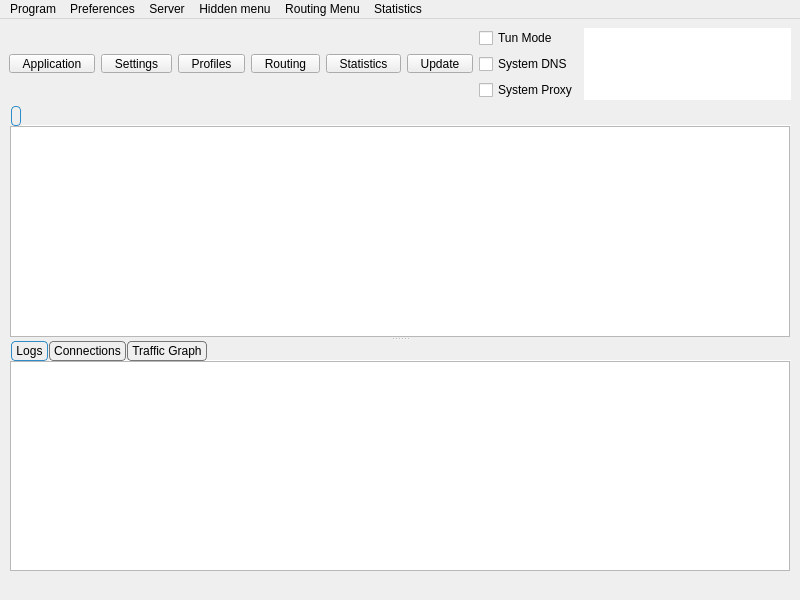
Old version of the form include/ui/mainwindow.ui in the repository javad490/nekoray2024.
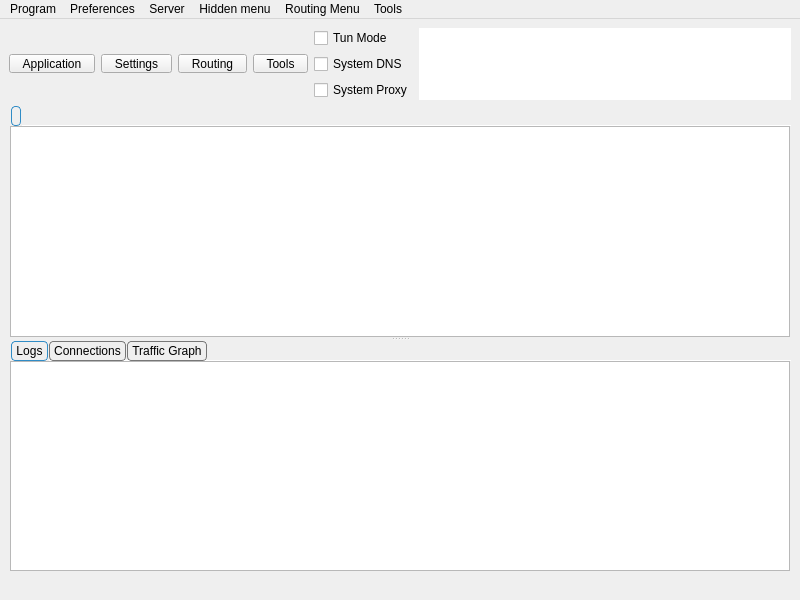
New version of the form. Icons and pictures are not drawn. Custom widgets are drawn as their Qt base class.

Commit message: remove profiles and update button && add tools button && fix some traffic stats issues

Patch:
```diff
--- a/include/ui/mainwindow.ui
+++ b/include/ui/mainwindow.ui
@@ -89,48 +89,8 @@
          <string>Settings</string>
         </property>
         <property name="icon">
-         <iconset theme="b-preferences"/>
-        </property>
-        <property name="iconSize">
-         <size>
-          <width>24</width>
-          <height>24</height>
-         </size>
-        </property>
-        <property name="popupMode">
-         <enum>QToolButton::ToolButtonPopupMode::InstantPopup</enum>
-        </property>
-        <property name="toolButtonStyle">
-         <enum>Qt::ToolButtonStyle::ToolButtonTextUnderIcon</enum>
-        </property>
-       </widget>
-      </item>
-      <item>
-       <widget class="QToolButton" name="toolButton_server">
-        <property name="minimumSize">
-         <size>
-          <width>0</width>
-          <height>0</height>
-         </size>
-        </property>
-        <property name="styleSheet">
-         <string notr="true">QToolButton {
-    padding-left: 8px;
-    padding-right: 8px;
-}
-
-QToolButton::menu-indicator {
-    subcontrol-origin: border;
-    subcontrol-position: bottom right;
-    right: 2px;
-    bottom: 3px;
-}</string>
-        </property>
-        <property name="text">
-         <string>Profiles</string>
-        </property>
-        <property name="icon">
-         <iconset theme="b-network-server"/>
+         <iconset resource="../../res/Throne.qrc">
+          <normaloff>:/icon/b-preferences.png</normaloff>:/icon/b-preferences.png</iconset>
         </property>
         <property name="iconSize">
          <size>
@@ -209,45 +169,7 @@
 }</string>
         </property>
         <property name="text">
-         <string>Statistics</string>
-        </property>
-        <property name="iconSize">
-         <size>
-          <width>24</width>
-          <height>24</height>
-         </size>
-        </property>
-        <property name="popupMode">
-         <enum>QToolButton::ToolButtonPopupMode::InstantPopup</enum>
-        </property>
-        <property name="toolButtonStyle">
-         <enum>Qt::ToolButtonStyle::ToolButtonTextUnderIcon</enum>
-        </property>
-       </widget>
-      </item>
-      <item>
-       <widget class="QToolButton" name="toolButton_update">
-        <property name="minimumSize">
-         <size>
-          <width>0</width>
-          <height>0</height>
-         </size>
-        </property>
-        <property name="styleSheet">
-         <string notr="true">QToolButton {
-    padding-left: 8px;
-    padding-right: 8px;
-}
-
-QToolButton::menu-indicator {
-    subcontrol-origin: border;
-    subcontrol-position: bottom right;
-    right: 2px;
-    bottom: 3px;
-}</string>
-        </property>
-        <property name="text">
-         <string>Update</string>
+         <string>Tools</string>
         </property>
         <property name="icon">
          <iconset theme="b-system-software-update"/>
@@ -792,9 +714,9 @@
      <string>Routing Menu</string>
     </property>
    </widget>
-   <widget class="QMenu" name="menu_stats">
+   <widget class="QMenu" name="menuTools">
     <property name="title">
-     <string>Statistics</string>
+     <string>Tools</string>
     </property>
     <addaction name="menu_traffic_dashboard"/>
    </widget>
@@ -803,7 +725,7 @@
    <addaction name="menu_server"/>
    <addaction name="menuHidden_menu"/>
    <addaction name="menuRouting_Menu"/>
-   <addaction name="menu_stats"/>
+   <addaction name="menuTools"/>
   </widget>
   <action name="menu_exit">
    <property name="text">
```
Left out of the diff: 33 changed lines with no effect on the pictures. The commit also changes 9 other files.
